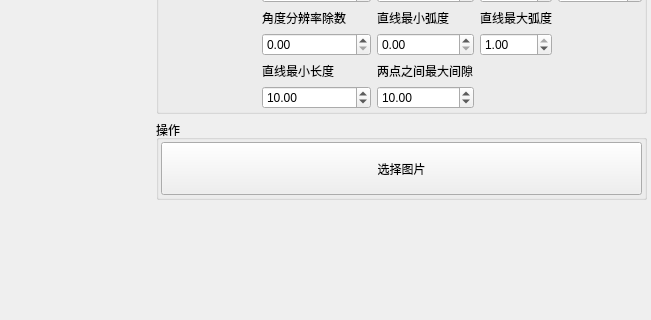
The window that AlgLineDetection.ui (mengqingmeng/cv_tools) describes before a commit, drawn with Qt 5; both pictures show x 169 to 820 and y 154 to 474 of the 820 by 764 pixel window.
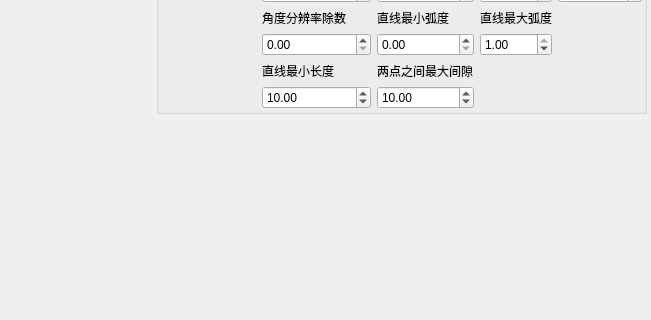
The same window after the commit. Custom widgets are drawn as their Qt base class.

Commit message: 将操作抽成组件

The edit to the form file:
```diff
--- a/AlgLineDetection.ui
+++ b/AlgLineDetection.ui
@@ -588,59 +588,7 @@
        </widget>
       </item>
       <item>
-       <widget class="QGroupBox" name="groupBox_2">
-        <property name="sizePolicy">
-         <sizepolicy hsizetype="Preferred" vsizetype="Minimum">
-          <horstretch>0</horstretch>
-          <verstretch>0</verstretch>
-         </sizepolicy>
-        </property>
-        <property name="minimumSize">
-         <size>
-          <width>0</width>
-          <height>0</height>
-         </size>
-        </property>
-        <property name="maximumSize">
-         <size>
-          <width>16777215</width>
-          <height>80</height>
-         </size>
-        </property>
-        <property name="title">
-         <string>操作</string>
-        </property>
-        <layout class="QGridLayout" name="gridLayout">
-         <property name="leftMargin">
-          <number>2</number>
-         </property>
-         <property name="topMargin">
-          <number>2</number>
-         </property>
-         <property name="rightMargin">
-          <number>2</number>
-         </property>
-         <property name="bottomMargin">
-          <number>2</number>
-         </property>
-         <item row="1" column="2">
-          <widget class="QPushButton" name="chooseBtn">
-           <property name="sizePolicy">
-            <sizepolicy hsizetype="Minimum" vsizetype="Expanding">
-             <horstretch>0</horstretch>
-             <verstretch>0</verstretch>
-            </sizepolicy>
-           </property>
-           <property name="focusPolicy">
-            <enum>Qt::NoFocus</enum>
-           </property>
-           <property name="text">
-            <string>选择图片</string>
-           </property>
-          </widget>
-         </item>
-        </layout>
-       </widget>
+       <widget class="OptionsComponent" name="optionsComponent" native="true"/>
       </item>
       <item>
        <spacer name="verticalSpacer">
@@ -667,6 +615,12 @@
    <header location="global">imagesviewer.h</header>
    <container>1</container>
   </customwidget>
+  <customwidget>
+   <class>OptionsComponent</class>
+   <extends>QWidget</extends>
+   <header location="global">OptionsComponent.h</header>
+   <container>1</container>
+  </customwidget>
  </customwidgets>
  <resources/>
  <connections/>
```
The commit also changes 9 other files.
